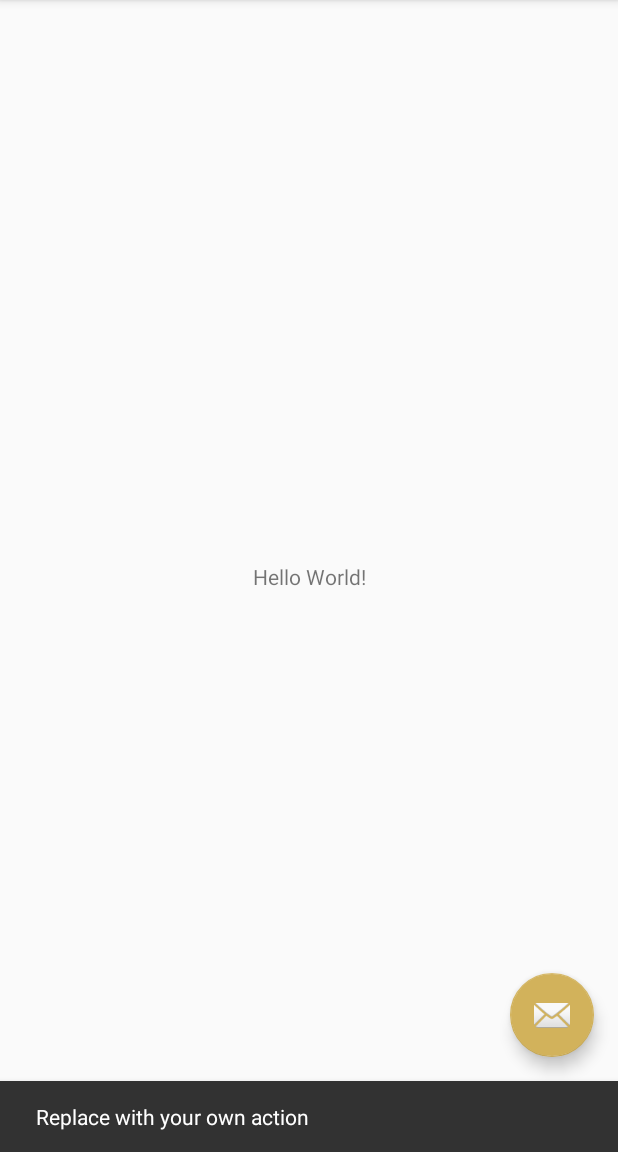
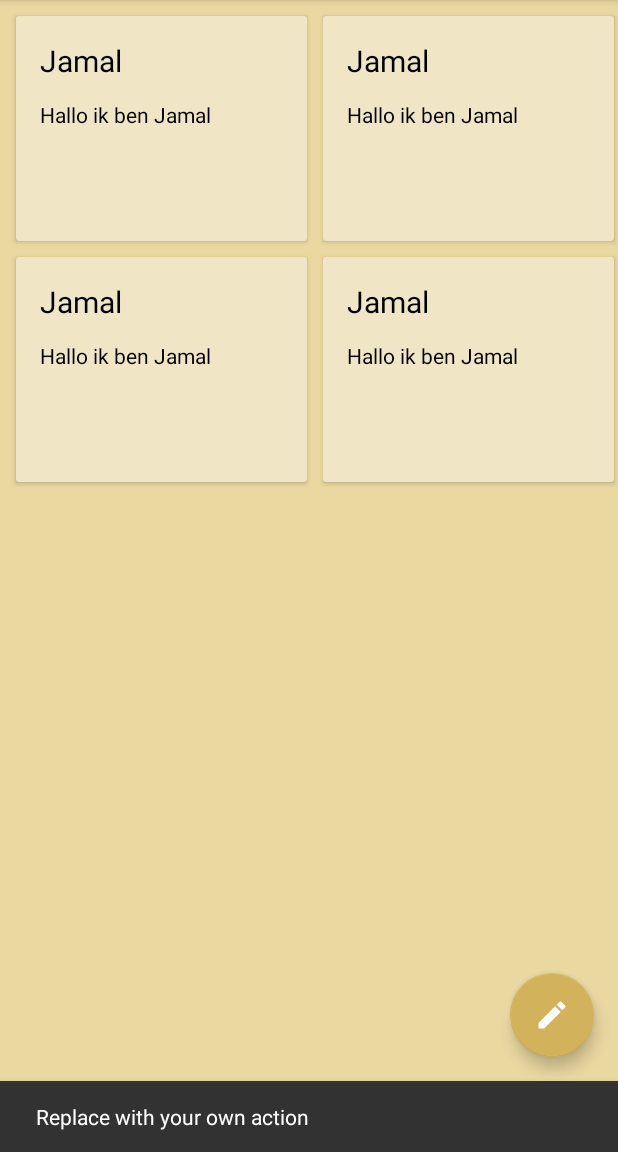
Before and after one commit to JamalAartsen/Notique, an Android app: the screen it shows after launch (MainActivity), after a tap on an icon or button, on a phone screen of 412 x 824 dp, the part 84-1236 px from its top. Run offline under Robolectric (Android 15) with nearby library versions, the phone set to English and light mode, and no system bars; our stand-ins replace Room's generated code.

Commit message:
Roomdatabase toegevoegd en recyclerview met fake data.

```diff
--- a/app/build.gradle
+++ b/app/build.gradle
@@ -1,6 +1,8 @@
 apply plugin: 'com.android.application'
 
 apply plugin: 'kotlin-android'
+
+apply plugin: 'kotlin-kapt'
 
 apply plugin: 'kotlin-android-extensions'
 
@@ -33,4 +35,21 @@ dependencies {
     testImplementation 'junit:junit:4.12'
     androidTestImplementation 'androidx.test.ext:junit:1.1.0'
     androidTestImplementation 'androidx.test.espresso:espresso-core:3.2.0'
+
+
+    def room_version = "2.2.0-rc01"
+
+    implementation "androidx.room:room-runtime:$room_version"
+    kapt "androidx.room:room-compiler:$room_version"
+    // For Kotlin use kapt instead of annotationProcessor
+
+    // optional - Kotlin Extensions and Coroutines support for Room
+    implementation "androidx.room:room-ktx:$room_version"
+
+    // optional - RxJava support for Room
+    implementation "androidx.room:room-rxjava2:$room_version"
+
+    // optional - Guava support for Room, including Optional and ListenableFuture
+    implementation "androidx.room:room-guava:$room_version"
+
 }
--- /dev/null
+++ b/app/src/main/java/com/example/quicknote/ItemOffsetDecoration.kt
@@ -0,0 +1,24 @@
+package com.example.quicknote
+
+import android.content.Context
+import android.graphics.Rect
+import android.view.View
+import androidx.annotation.DimenRes
+import androidx.recyclerview.widget.RecyclerView
+
+class ItemOffsetDecoration(private val mItemOffset: Int) : RecyclerView.ItemDecoration() {
+
+    constructor(context: Context, @DimenRes itemOffsetId: Int) : this(
+        context.resources.getDimensionPixelSize(
+            itemOffsetId
+        )
+    )
+
+    override fun getItemOffsets(
+        outRect: Rect, view: View, parent: RecyclerView,
+        state: RecyclerView.State
+    ) {
+        super.getItemOffsets(outRect, view, parent, state)
+        outRect.set(mItemOffset, mItemOffset, mItemOffset, mItemOffset)
+    }
+}
--- a/app/src/main/java/com/example/quicknote/MainActivity.kt
+++ b/app/src/main/java/com/example/quicknote/MainActivity.kt
@@ -5,15 +5,32 @@ import com.google.android.material.snackbar.Snackbar
 import androidx.appcompat.app.AppCompatActivity
 import android.view.Menu
 import android.view.MenuItem
+import androidx.recyclerview.widget.GridLayoutManager
+import androidx.recyclerview.widget.RecyclerView
 
 import kotlinx.android.synthetic.main.activity_main.*
 
 class MainActivity : AppCompatActivity() {
 
+    private val notes: MutableList<Note> = ArrayList()
+
     override fun onCreate(savedInstanceState: Bundle?) {
         super.onCreate(savedInstanceState)
         setContentView(R.layout.activity_main)
         setSupportActionBar(toolbar)
+
+        val recyclerView = findViewById<RecyclerView>(R.id.recyclerView)
+        recyclerView.layoutManager = GridLayoutManager(this, 2)
+        recyclerView.setHasFixedSize(true)
+        val itemDecoration = ItemOffsetDecoration(this, R.dimen.space_item_list)
+        recyclerView.addItemDecoration(itemDecoration)
+        val adapter = NoteAdapter(notes)
+        recyclerView.adapter = adapter
+
+        notes.add(Note(0, "Jamal", "Hallo ik ben Jamal"))
+        notes.add(Note(0, "Jamal", "Hallo ik ben Jamal"))
+        notes.add(Note(0, "Jamal", "Hallo ik ben Jamal"))
+        notes.add(Note(0, "Jamal", "Hallo ik ben Jamal"))
 
         fab.setOnClickListener { view ->
             Snackbar.make(view, "Replace with your own action", Snackbar.LENGTH_LONG)
--- /dev/null
+++ b/app/src/main/java/com/example/quicknote/Note.kt
@@ -0,0 +1,17 @@
+package com.example.quicknote
+
+import androidx.room.ColumnInfo
+import androidx.room.Entity
+import androidx.room.PrimaryKey
+
+@Entity(tableName = "note")
+class Note (
+    @PrimaryKey(autoGenerate = true)
+    var id: Int? = 0,
+    @ColumnInfo(name = "title")
+    var title: String? = "",
+    @ColumnInfo(name = "description")
+    var description: String? = ""
+) {
+
+}
--- /dev/null
+++ b/app/src/main/java/com/example/quicknote/NoteAdapter.kt
@@ -0,0 +1,33 @@
+package com.example.quicknote
+
+
+import android.view.LayoutInflater
+import android.view.View
+import android.view.ViewGroup
+import android.widget.TextView
+import androidx.recyclerview.widget.RecyclerView
+
+class NoteAdapter(var noteList: List<Note>) : RecyclerView.Adapter<NoteAdapter.ViewHolder>() {
+
+    override fun onCreateViewHolder(parent: ViewGroup, viewType: Int): ViewHolder {
+        return ViewHolder(LayoutInflater.from(parent.context).inflate(R.layout.notes_row, parent, false))
+    }
+
+    override fun getItemCount(): Int {
+        return noteList.size
+    }
+
+    override fun onBindViewHolder(holder: ViewHolder, position: Int) {
+        val note: Note = noteList[position]
+
+        holder.noteTitle.text = note.title
+        holder.noteDescription.text = note.description
+
+    }
+
+    class ViewHolder(itemView: View) : RecyclerView.ViewHolder(itemView) {
+        val noteTitle = itemView.findViewById(R.id.titleNote) as TextView
+        val noteDescription = itemView.findViewById(R.id.descriptionNote) as TextView
+
+    }
+}
--- /dev/null
+++ b/app/src/main/java/com/example/quicknote/RoomDatabase/NoteDao.kt
@@ -0,0 +1,24 @@
+package com.example.quicknote.RoomDatabase
+
+import androidx.lifecycle.LiveData
+import androidx.room.*
+import com.example.quicknote.Note
+
+@Dao
+interface NoteDao {
+
+    @Insert(onConflict = OnConflictStrategy.REPLACE)
+    fun insert(note: Note)
+
+    @Delete
+    fun delete(note: Note)
+
+    @Update
+    fun update(note: Note)
+
+    @Query("DELETE FROM note")
+    fun deleteAllNotes();
+
+    @Query("SELECT * FROM note")
+    fun getAllNotes(): LiveData<List<Note>>
+}
--- /dev/null
+++ b/app/src/main/java/com/example/quicknote/RoomDatabase/NoteRepository.kt
@@ -0,0 +1,15 @@
+package com.example.quicknote.RoomDatabase
+
+import androidx.lifecycle.LiveData
+import com.example.quicknote.Note
+
+
+class NoteRepository(private val noteDao: NoteDao) {
+
+    private val allNotes: LiveData<List<Note>> = noteDao.getAllNotes()
+
+
+    fun insert(note: Note){
+        noteDao.insert(note)
+    }
+}
--- /dev/null
+++ b/app/src/main/java/com/example/quicknote/RoomDatabase/NoteRoomDatabase.kt
@@ -0,0 +1,28 @@
+package com.example.quicknote.RoomDatabase
+
+import android.content.Context
+import androidx.room.Database
+import androidx.room.Room
+import androidx.room.RoomDatabase
+import com.example.quicknote.Note
+
+@Database(entities = arrayOf(Note::class), version = 1, exportSchema = false)
+abstract class NoteRoomDatabase : RoomDatabase() {
+    abstract fun noteDao(): NoteDao
+
+    companion object {
+        private var INSTANCE: NoteRoomDatabase? = null
+
+        fun getDatabase(context: Context): NoteRoomDatabase {
+            if (INSTANCE == null) {
+
+                INSTANCE = Room.databaseBuilder(
+                    context,
+                    NoteRoomDatabase::class.java, "note_database"
+                ).build()
+
+            }
+            return INSTANCE as NoteRoomDatabase
+        }
+    }
+}
--- /dev/null
+++ b/app/src/main/res/drawable/ic_add_note_white.xml
@@ -0,0 +1,5 @@
+<vector android:height="24dp" android:tint="#FFFFFF"
+    android:viewportHeight="24.0" android:viewportWidth="24.0"
+    android:width="24dp" xmlns:android="http://schemas.android.com/apk/res/android">
+    <path android:fillColor="#FF000000" android:pathData="M3,17.25V21h3.75L17.81,9.94l-3.75,-3.75L3,17.25zM20.71,7.04c0.39,-0.39 0.39,-1.02 0,-1.41l-2.34,-2.34c-0.39,-0.39 -1.02,-0.39 -1.41,0l-1.83,1.83 3.75,3.75 1.83,-1.83z"/>
+</vector>
--- a/app/src/main/res/layout/activity_main.xml
+++ b/app/src/main/res/layout/activity_main.xml
@@ -28,6 +28,6 @@
         android:layout_height="wrap_content"
         android:layout_gravity="bottom|end"
         android:layout_margin="@dimen/fab_margin"
-        app:srcCompat="@android:drawable/ic_dialog_email" />
+        app:srcCompat="@drawable/ic_add_note_white" />
 
 </androidx.coordinatorlayout.widget.CoordinatorLayout>
--- a/app/src/main/res/layout/content_main.xml
+++ b/app/src/main/res/layout/content_main.xml
@@ -1,20 +1,20 @@
 <?xml version="1.0" encoding="utf-8"?>
-<androidx.constraintlayout.widget.ConstraintLayout xmlns:android="http://schemas.android.com/apk/res/android"
+<LinearLayout xmlns:android="http://schemas.android.com/apk/res/android"
     xmlns:app="http://schemas.android.com/apk/res-auto"
     xmlns:tools="http://schemas.android.com/tools"
     android:layout_width="match_parent"
     android:layout_height="match_parent"
+    android:background="@color/backGroundColorActivity"
     app:layout_behavior="@string/appbar_scrolling_view_behavior"
     tools:context=".MainActivity"
     tools:showIn="@layout/activity_main">
 
-    <TextView
-        android:layout_width="wrap_content"
-        android:layout_height="wrap_content"
-        android:text="Hello World!"
-        app:layout_constraintBottom_toBottomOf="parent"
-        app:layout_constraintLeft_toLeftOf="parent"
-        app:layout_constraintRight_toRightOf="parent"
-        app:layout_constraintTop_toTopOf="parent" />
 
-</androidx.constraintlayout.widget.ConstraintLayout>
+    <androidx.recyclerview.widget.RecyclerView
+        android:id="@+id/recyclerView"
+        android:layout_margin="5dp"
+        android:layout_width="409dp"
+        android:layout_height="673dp"
+        tools:layout_editor_absoluteX="1dp"
+        tools:layout_editor_absoluteY="1dp" />
+</LinearLayout>
--- /dev/null
+++ b/app/src/main/res/layout/notes_row.xml
@@ -0,0 +1,46 @@
+<?xml version="1.0" encoding="utf-8"?>
+<com.google.android.material.card.MaterialCardView xmlns:android="http://schemas.android.com/apk/res/android"
+              xmlns:app="http://schemas.android.com/apk/res-auto" xmlns:card_view="http://schemas.android.com/tools"
+              android:orientation="vertical"
+              android:layout_width="match_parent"
+              android:layout_height="wrap_content"
+app:cardCornerRadius="2dp"
+android:backgroundTint="@color/background_cardview">
+<!--app:strokeColor="@color/cardview_borderline_color"-->
+<!--app:strokeWidth="1dp">-->
+
+
+    <LinearLayout
+            android:id="@+id/cardView"
+            android:layout_width="match_parent"
+            android:layout_height="150dp">
+
+        <RelativeLayout
+                android:layout_width="wrap_content"
+                android:layout_height="wrap_content"
+                android:padding="16dp">
+
+            <TextView
+                    android:id="@+id/titleNote"
+                    android:layout_width="match_parent"
+                    android:layout_height="40dp"
+                    android:layout_alignParentTop="true"
+                    android:text="Title"
+                    android:textSize="20dp"
+                    android:textColor="@color/black"
+            />
+
+            <TextView
+                    android:id="@+id/descriptionNote"
+                    android:layout_width="match_parent"
+                    android:layout_height="70dp"
+                    android:text="Description"
+                    android:layout_below="@+id/titleNote"
+                    android:textColor="@color/black"
+            />
+
+
+        </RelativeLayout>
+
+    </LinearLayout>
+</com.google.android.material.card.MaterialCardView>
--- a/app/src/main/res/values/colors.xml
+++ b/app/src/main/res/values/colors.xml
@@ -4,4 +4,6 @@
     <color name="colorPrimaryDark">#C39E3A</color>
     <color name="colorAccent">#D2B25B</color>
     <color name="backGroundColorActivity">#EAD8A1</color>
+    <color name="background_cardview">#F0E5C4</color>
+    <color name="black">#000000</color>
 </resources>
--- a/app/src/main/res/values/dimens.xml
+++ b/app/src/main/res/values/dimens.xml
@@ -1,3 +1,4 @@
 <resources>
     <dimen name="fab_margin">16dp</dimen>
+    <dimen name="space_item_list">5dp</dimen>
 </resources>
```
